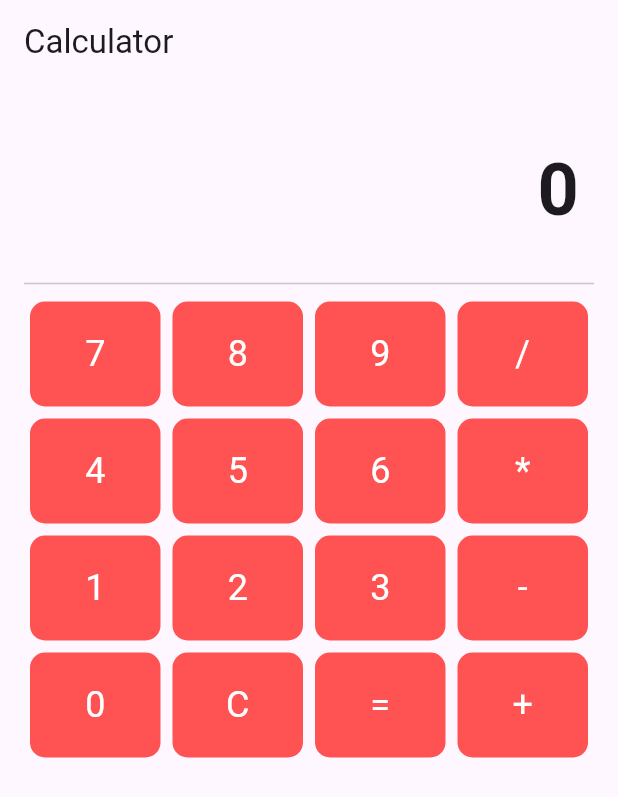
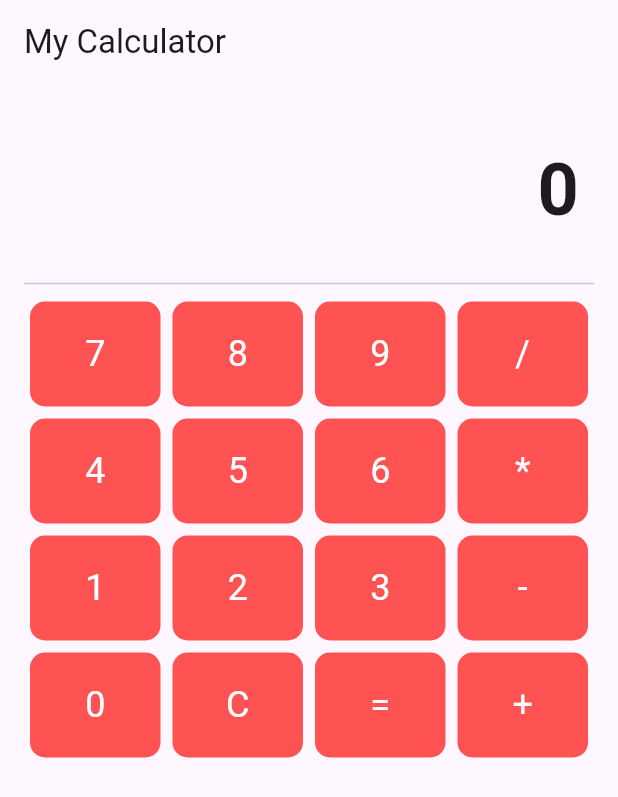
Before and after one commit to lastqveens/hw2, a Flutter app: the screen it shows after launch, on a phone screen of 412 x 824 dp. Shown: the top 797 px of the screen. Run offline on Flutter 3.47's test engine with Material 3 defaults, Android fonts, the phone set to English and light mode, and no system bars.

Commit message:
Changed text

```diff
--- a/lib/main.dart
+++ b/lib/main.dart
@@ -130,7 +130,7 @@ class _CalculatorScreenState extends State<CalculatorScreen> {
   Widget build(BuildContext context) {
     return Scaffold(
       appBar: AppBar(
-        title: Text('Calculator'),
+        title: Text('My Calculator'),
       ),
       body: Padding(
         padding: const EdgeInsets.all(16.0),
```
